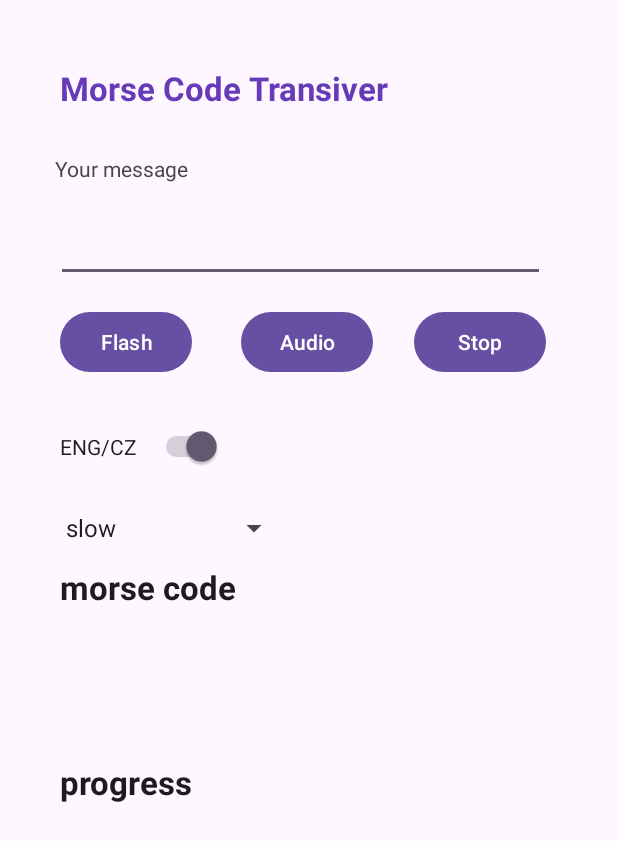
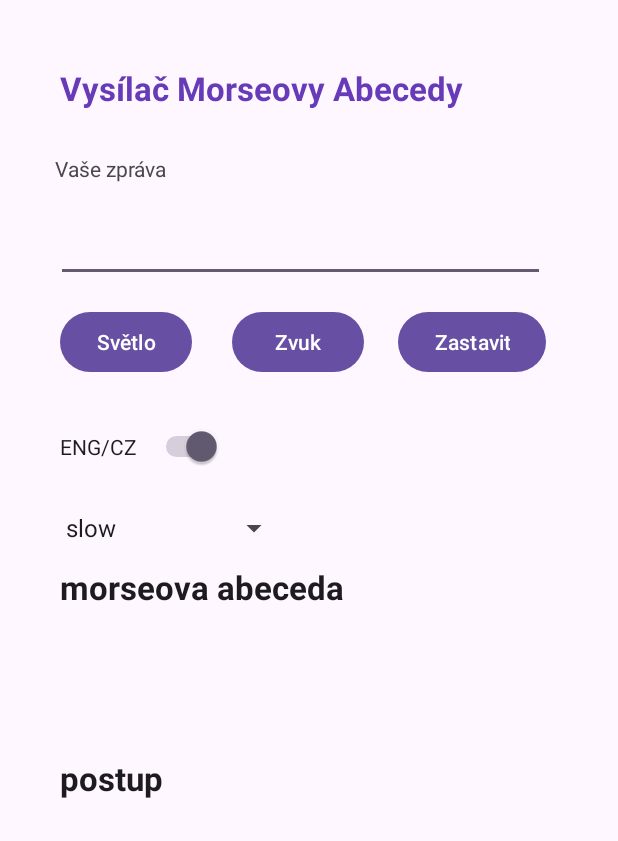
Before and after one commit to MrToxc/MorseCodeApp, an Android app: the screen it shows after launch (MainActivity), after a tap on "ENG/CZ", on a phone screen of 412 x 824 dp. Shown: the top 841 px of the screen. Run offline under Robolectric (Android 15) with nearby library versions, the phone set to English and light mode, and no system bars.

```diff
--- a/app/src/main/java/com/example/morsecode/MainActivity.java
+++ b/app/src/main/java/com/example/morsecode/MainActivity.java
@@ -21,8 +21,13 @@ public class MainActivity extends AppCompatActivity {
     private Switch switchLenguage;
     private EditText input;
     private TextView progressText;
+
+    private TextView textViewHeading;
+    private TextView inputLabel;
+    private TextView morseCodeLabel;
+    private TextView progressLabel;
     private Spinner spinner;
-    private boolean hasCameraFlash = false;
+//    private boolean hasCameraFlash = false;
     private boolean languageBoolean = false;
     Flash flash = new Flash();
     Translator translator = new Translator();
@@ -49,19 +54,24 @@ public class MainActivity extends AppCompatActivity {
         buttonStop = findViewById(R.id.buttonStop);
         switchLenguage = findViewById(R.id.switchLanguage);
         progressText = findViewById(R.id.progressText);
+        textViewHeading = findViewById(R.id.textViewHeading);
+        inputLabel = findViewById(R.id.inputLabel);
+        morseCodeLabel = findViewById(R.id.morseCodeLabel);
+        progressLabel = findViewById(R.id.progressLabel);
         flash.setCameraManager((CameraManager) getSystemService(Context.CAMERA_SERVICE));
         translator.setMorseCodeView(findViewById(R.id.morseCodeView));
+        setEnglish();
 
         ArrayAdapter<CharSequence>adapter = ArrayAdapter.createFromResource(this, R.array.speedModifiers, android.R.layout.simple_spinner_item);
         adapter.setDropDownViewResource(android.R.layout.simple_spinner_item);
         spinner.setAdapter(adapter);
 
-        hasCameraFlash = getPackageManager().hasSystemFeature(PackageManager.FEATURE_CAMERA_FLASH);
+        //doest work
+//        hasCameraFlash = getPackageManager().hasSystemFeature(PackageManager.FEATURE_CAMERA_FLASH);
 
         input = findViewById(R.id.input);
 
         buttonFlash.setOnClickListener(v -> {
-            if (hasCameraFlash) {
                 if (flash.isRdyForNext() && audio.isRdyForNext()) {
                     flash.setRdyForNext(false);
                     if (languageBoolean) {
@@ -71,12 +81,6 @@ public class MainActivity extends AppCompatActivity {
                     flash.setProgressText(progressText);
                     Thread thread = new Thread(flash);
                     thread.start();
-                }
-            } else {
-                //hasCameraFlash is showing true, when it shoudnt
-                return;
-                //getCzech?
-                //flashing screen
             }
         });
 
@@ -98,12 +102,31 @@ public class MainActivity extends AppCompatActivity {
             audio.stop();
         });
 
-        switchLenguage.setOnClickListener(v -> languageBoolean = !languageBoolean);
+        switchLenguage.setOnClickListener(v -> {
+            languageBoolean = !languageBoolean;
+            if (languageBoolean) {
+                setCzech();
+            } else setEnglish();
+        });
+    }
 
+    private void setEnglish() {
+        textViewHeading.setText("Morse Code Transiver");
+        inputLabel.setText("Your message");
+        buttonFlash.setText("Flash");
+        buttonAudio.setText("Audio");
+        buttonStop.setText("Stop");
+        morseCodeLabel.setText("morse code");
+        progressLabel.setText("progress");
+    }
 
-
-
-
-
+    private void setCzech() {
+        textViewHeading.setText("Vysílač Morseovy Abecedy");
+        inputLabel.setText("Vaše zpráva");
+        buttonFlash.setText("Světlo");
+        buttonAudio.setText("Zvuk");
+        buttonStop.setText("Zastavit");
+        morseCodeLabel.setText("morseova abeceda");
+        progressLabel.setText("postup");
     }
 }
--- a/app/src/main/res/layout/activity_main.xml
+++ b/app/src/main/res/layout/activity_main.xml
@@ -106,8 +106,8 @@
 
     <TextView
         android:id="@+id/morseCodeLabel"
-        android:layout_width="141dp"
-        android:layout_height="30dp"
+        android:layout_width="290dp"
+        android:layout_height="27dp"
         android:layout_marginStart="40dp"
         android:layout_marginTop="12dp"
         android:text="morse code"
```
